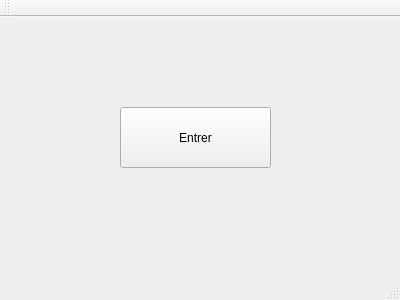
Before: the Qt Designer form Med-OM/mainwindow.ui in wael-zaidi/Med-OM, drawn with Qt 5.
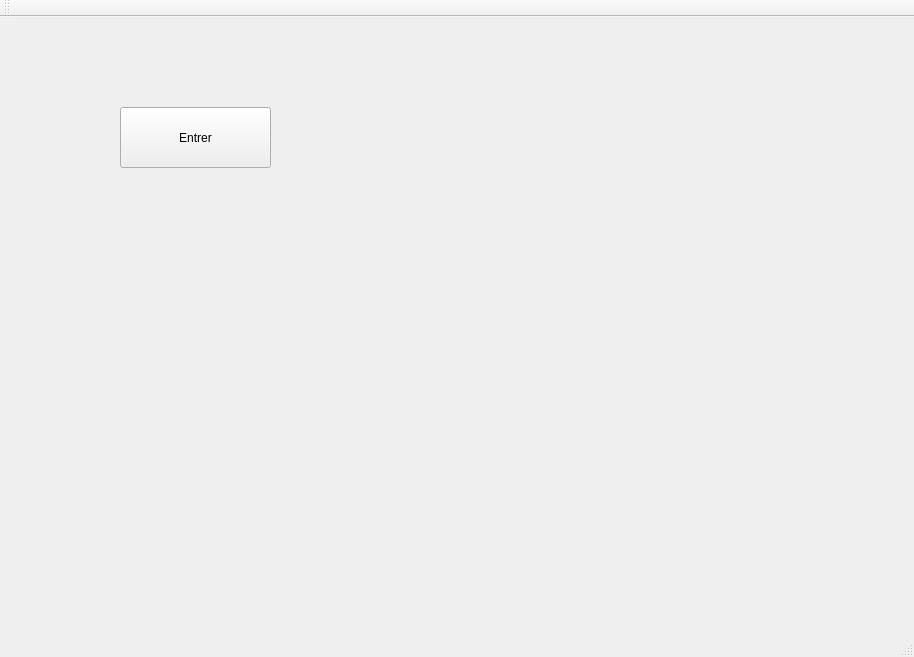
After: the same form once the commit is applied.

```diff
--- a/Med-OM/mainwindow.ui
+++ b/Med-OM/mainwindow.ui
@@ -6,8 +6,8 @@
    <rect>
     <x>0</x>
     <y>0</y>
-    <width>400</width>
-    <height>300</height>
+    <width>914</width>
+    <height>657</height>
    </rect>
   </property>
   <property name="windowTitle">
```
Left out of the diff: 2 changed lines with no effect on the pictures.
